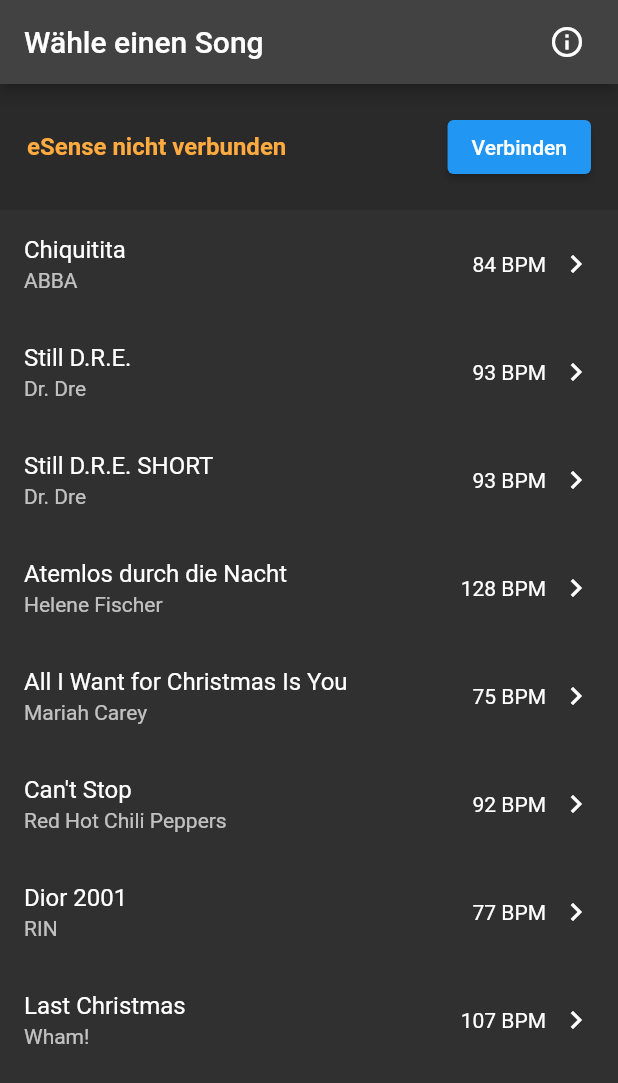
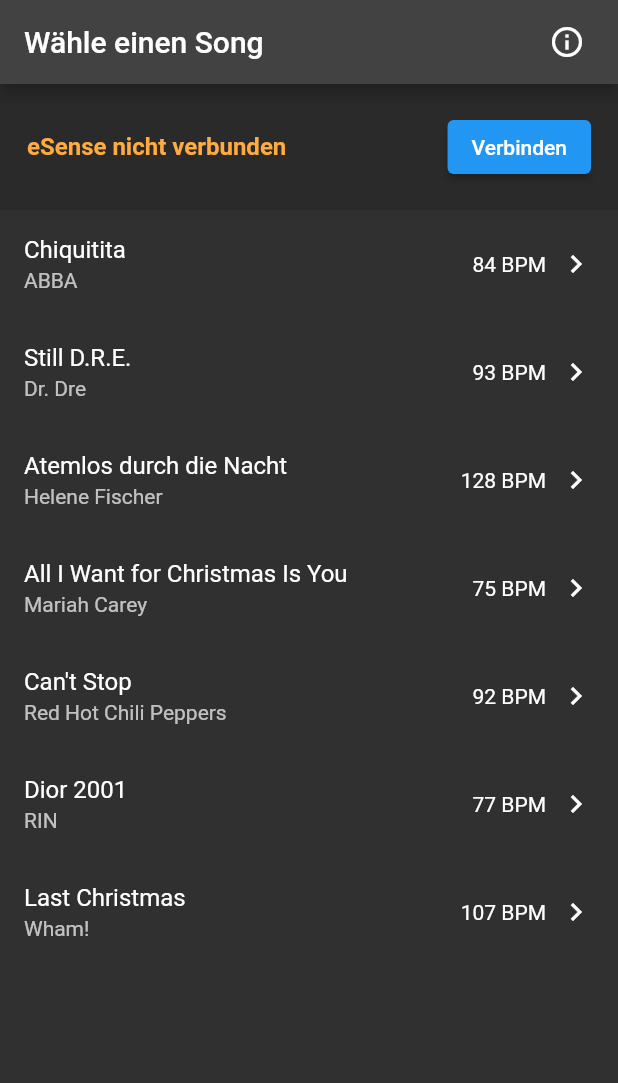
Before and after one commit to Voakie/headbang, a Flutter app: the screen it shows after launch, on a phone screen of 412 x 824 dp. Shown: the top 1083 px of the screen. Run offline on Flutter 3.47's test engine with Material 2 defaults, Android fonts, the phone set to English and light mode, and no system bars; our stand-ins replace flutter_blue, just_audio, permission_handler; missing offline and left inert: esense_flutter.

Commit message:
Remove short snoop dogg

```diff
--- a/lib/views/song_list_view.dart
+++ b/lib/views/song_list_view.dart
@@ -18,13 +18,13 @@ class SongListView extends StatelessWidget {
         bpm: 93,
         source:
             "assets/songs/Dr. Dre, Snoop Dogg - Still D.R.E.-converted.mp3"),
-    Song(
-        id: 10,
-        name: "Still D.R.E. SHORT",
-        author: "Dr. Dre",
-        bpm: 93,
-        source:
-            "assets/songs/Dr. Dre, Snoop Dogg - Still D.R.E.-converted-short.mp3"),
+    // Song(
+    //     id: 10,
+    //     name: "Still D.R.E. SHORT",
+    //     author: "Dr. Dre",
+    //     bpm: 93,
+    //     source:
+    //         "assets/songs/Dr. Dre, Snoop Dogg - Still D.R.E.-converted-short.mp3"),
     Song(
         id: 2,
         name: "Atemlos durch die Nacht",
```
